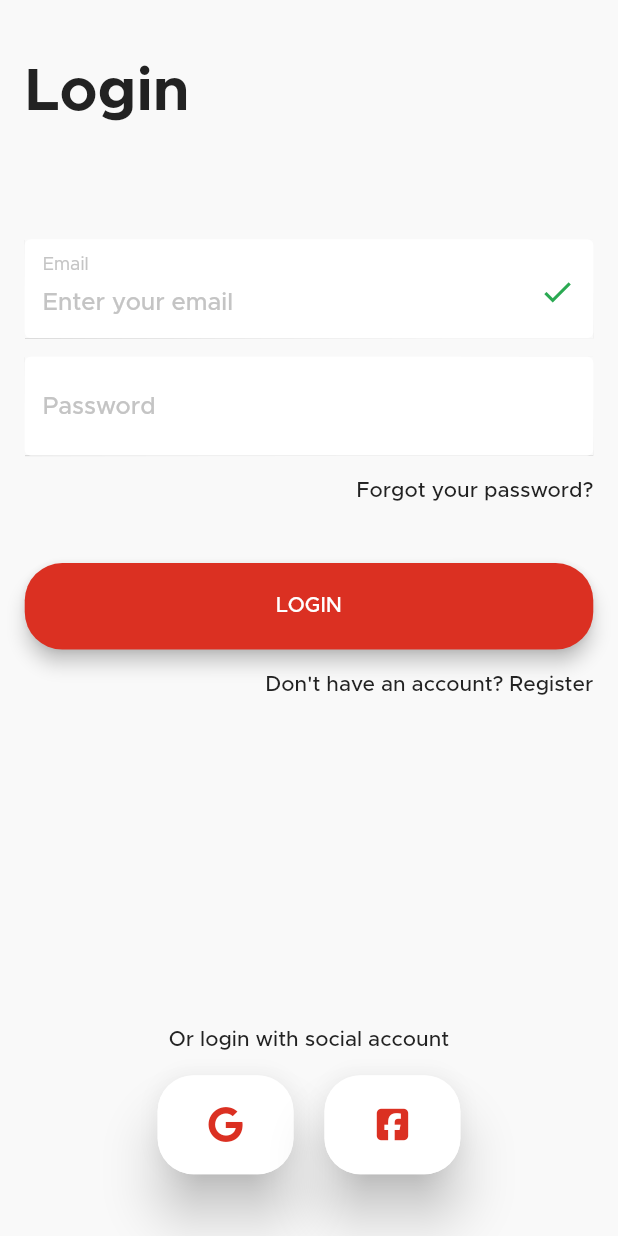
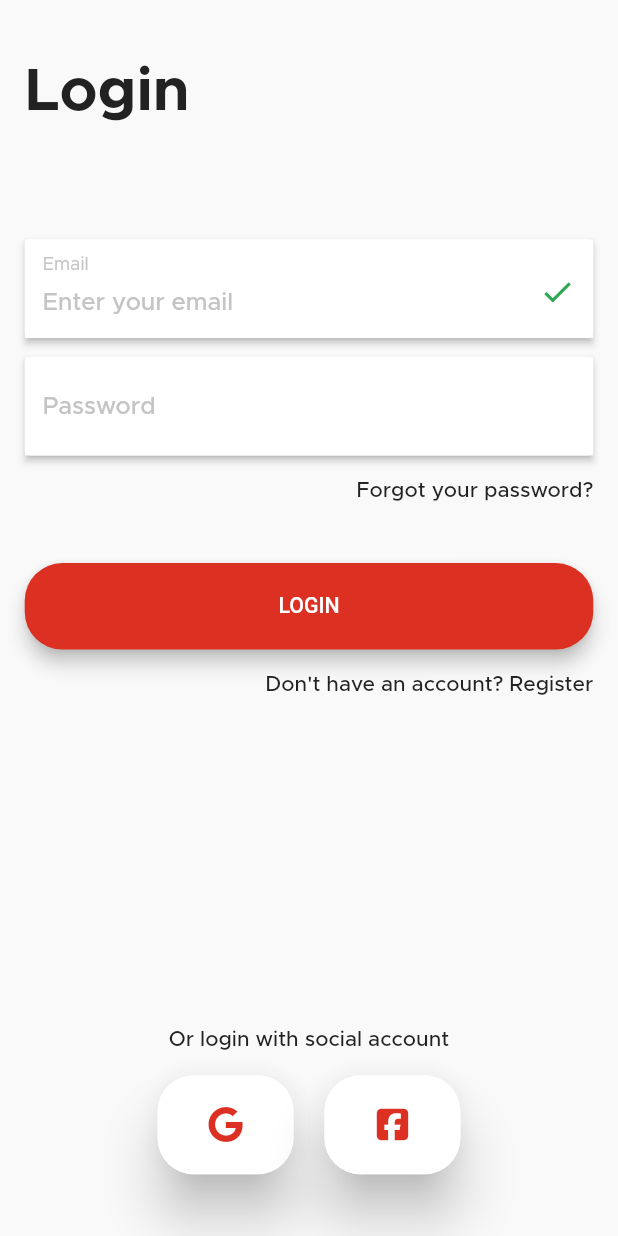
Before and after one commit to Maheresio/E-Commerce-UI, a Flutter app: the screen it shows after launch, on a phone screen of 412 x 824 dp. Run offline on Flutter 3.47's test engine with Material 2 defaults, Android fonts, the phone set to English and light mode, and no system bars; our stand-ins replace flutter_screenutil, font_awesome_flutter, go_router.

Commit message:
adding text styles & setup light theme data

```diff
--- /dev/null
+++ b/lib/core/global/themes/app_colors/app_colors_light.dart
@@ -0,0 +1,28 @@
+import 'package:flutter/material.dart';
+
+abstract class AppColorsLight {
+  static final Map<int, Color> _color = {
+    50: const Color.fromRGBO(136, 14, 79, .1),
+    100: const Color.fromRGBO(136, 14, 79, .2),
+    200: const Color.fromRGBO(136, 14, 79, .3),
+    300: const Color.fromRGBO(136, 14, 79, .4),
+    400: const Color.fromRGBO(136, 14, 79, .5),
+    500: const Color.fromRGBO(136, 14, 79, .6),
+    600: const Color.fromRGBO(136, 14, 79, .7),
+    700: const Color.fromRGBO(136, 14, 79, .8),
+    800: const Color.fromRGBO(136, 14, 79, .9),
+    900: const Color.fromRGBO(136, 14, 79, 1),
+  };
+
+  static MaterialColor kPrimaryColor = MaterialColor(0xffDB3022, _color);
+
+  static const kBlackColor = Color(0xff222222);
+  static const kGreyColor = Color(0xff9B9B9B);
+  static const kBackgroundColor = Color(0xffF9F9F9);
+  static const kErrorColor = Color(0xffF01F0E);
+  static const kSuccessColor = Color(0xff2AA952);
+  static const kSaleColor = Color(0xffDB3022);
+  static const kGreyTextColor = Color(0xffC4C4C4);
+
+
+}
--- /dev/null
+++ b/lib/core/global/themes/themes_data/theme_data_light.dart
@@ -0,0 +1,25 @@
+import 'package:e_commerce_app/core/utils/styles.dart';
+import 'package:flutter/material.dart';
+
+import '../app_colors/app_colors_light.dart';
+
+ThemeData getThemeDataLight() => ThemeData(
+      primarySwatch: AppColorsLight.kPrimaryColor,
+      fontFamily: 'Metropolis',
+      scaffoldBackgroundColor: AppColorsLight.kBackgroundColor,
+
+      //elevated button
+
+      elevatedButtonTheme: ElevatedButtonThemeData(
+          style: ButtonStyle(
+        backgroundColor:
+            MaterialStateProperty.all(AppColorsLight.kPrimaryColor),
+        elevation: MaterialStateProperty.all(5),
+        shape: MaterialStateProperty.all<RoundedRectangleBorder>(
+          RoundedRectangleBorder(
+            borderRadius: BorderRadius.circular(25.0),
+          ),
+        ),
+        textStyle: MaterialStateProperty.all(Styles.textStyles14),
+      )),
+    );
--- /dev/null
+++ b/lib/core/utils/app_routes.dart
@@ -0,0 +1,28 @@
+import 'package:e_commerce_app/features/auth/views/auth_view.dart';
+import 'package:e_commerce_app/features/splash/view/splash_view.dart';
+import 'package:flutter/material.dart';
+import 'package:go_router/go_router.dart';
+
+abstract class AppRoutes {
+
+  static const kHomeViewRoute='/authView';
+
+
+
+ static final GoRouter router = GoRouter(
+    routes: <RouteBase>[
+      GoRoute(
+        path: '/',
+        builder: (BuildContext context, GoRouterState state) {
+          return const SplashView();
+        },
+      ),
+       GoRoute(
+        path: kHomeViewRoute,
+        builder: (BuildContext context, GoRouterState state) {
+          return const AuthView();
+        },
+      ),
+    ],
+  );
+}
--- /dev/null
+++ b/lib/core/utils/asset_data.dart
@@ -0,0 +1,3 @@
+abstract class AssetData {
+  static const String kSplashviewImage = 'assets/images/splash.jpg';
+}
--- a/lib/views/pages/auth_view.dart
+++ b/lib/features/auth/views/auth_view.dart
@@ -1,8 +1,8 @@
-import 'package:e_commerce_app/utils/app_colors.dart';
+import 'package:e_commerce_app/core/global/themes/app_colors/app_colors_light.dart';
 import 'package:flutter/material.dart';
 import 'package:font_awesome_flutter/font_awesome_flutter.dart';
 
-import '../../utils/enums.dart';
+import '../../../core/utils/enums.dart';
 
 class AuthView extends StatefulWidget {
   const AuthView({super.key});
@@ -39,7 +39,7 @@ class _AuthViewState extends State<AuthView> {
                 Text(
                   _authType == AuthFormType.login ? 'Login' : 'Sign up',
                   style: Theme.of(context).textTheme.headlineLarge?.copyWith(
-                        color: AppColors.kBlackColor,
+                        color: AppColorsLight.kBlackColor,
                         fontWeight: FontWeight.bold,
                       ),
                 ),
@@ -48,7 +48,7 @@ class _AuthViewState extends State<AuthView> {
                 ),
                 if (_authType == AuthFormType.register)
                   Material(
-                    elevation: .2,
+                    elevation: 2,
                     child: Container(
                       height: screenHeight * .08,
                       decoration: BoxDecoration(
@@ -62,6 +62,9 @@ class _AuthViewState extends State<AuthView> {
                                 top: constraints.maxHeight * .25),
                             child: TextFormField(
                               controller: _nameController,
+                               validator: (val) => val!.isEmpty
+                                ? 'enter your name, please'
+                                : null,
                               enableInteractiveSelection: true,
                               keyboardType: TextInputType.name,
                               textInputAction: TextInputAction.next,
@@ -72,7 +75,7 @@ class _AuthViewState extends State<AuthView> {
                               decoration: InputDecoration(
                                 suffix: const Icon(
                                   Icons.check,
-                                  color: AppColors.kSuccessColor,
+                                  color: AppColorsLight.kSuccessColor,
                                 ),
                                 border: const OutlineInputBorder(
                                     borderSide: BorderSide.none),
@@ -83,7 +86,7 @@ class _AuthViewState extends State<AuthView> {
                                     .textTheme
                                     .titleMedium
                                     ?.copyWith(
-                                      color: AppColors.kGreyTextColor,
+                                      color: AppColorsLight.kGreyTextColor,
                                       fontWeight: FontWeight.normal,
                                     ),
                                 hintText: 'Enter your Name',
@@ -91,7 +94,7 @@ class _AuthViewState extends State<AuthView> {
                                     .textTheme
                                     .titleMedium
                                     ?.copyWith(
-                                      color: AppColors.kGreyTextColor,
+                                      color: AppColorsLight.kGreyTextColor,
                                       fontWeight: FontWeight.w500,
                                     ),
                               ),
@@ -105,7 +108,7 @@ class _AuthViewState extends State<AuthView> {
                   height: screenHeight * .015,
                 ),
                 Material(
-                  elevation: .2,
+                  elevation: 2,
                   child: Container(
                     height: screenHeight * .08,
                     decoration: BoxDecoration(
@@ -119,6 +122,9 @@ class _AuthViewState extends State<AuthView> {
                               EdgeInsets.only(top: constraints.maxHeight * .25),
                           child: TextFormField(
                             controller: _emailController,
+                            validator: (val) => val!.isEmpty
+                                ? 'enter your email, please'
+                                : null,
                             enableInteractiveSelection: true,
                             keyboardType: TextInputType.emailAddress,
                             textInputAction: TextInputAction.next,
@@ -129,7 +135,7 @@ class _AuthViewState extends State<AuthView> {
                             decoration: InputDecoration(
                               suffix: const Icon(
                                 Icons.check,
-                                color: AppColors.kSuccessColor,
+                                color: AppColorsLight.kSuccessColor,
                               ),
                               border: const OutlineInputBorder(
                                   borderSide: BorderSide.none),
@@ -140,7 +146,7 @@ class _AuthViewState extends State<AuthView> {
                                   .textTheme
                                   .titleMedium
                                   ?.copyWith(
-                                    color: AppColors.kGreyTextColor,
+                                    color: AppColorsLight.kGreyTextColor,
                                     fontWeight: FontWeight.normal,
                                   ),
                               hintText: 'Enter your email',
@@ -148,7 +154,7 @@ class _AuthViewState extends State<AuthView> {
                                   .textTheme
                                   .titleMedium
                                   ?.copyWith(
-                                    color: AppColors.kGreyTextColor,
+                                    color: AppColorsLight.kGreyTextColor,
                                     fontWeight: FontWeight.w500,
                                   ),
                             ),
@@ -162,7 +168,7 @@ class _AuthViewState extends State<AuthView> {
                   height: screenHeight * .015,
                 ),
                 Material(
-                  elevation: .2,
+                  elevation: 2,
                   child: Container(
                     height: screenHeight * .08,
                     decoration: BoxDecoration(
@@ -172,6 +178,9 @@ class _AuthViewState extends State<AuthView> {
                     child: Center(
                       child: TextFormField(
                         controller: _passwordController,
+                         validator: (val) => val!.isEmpty
+                                ? 'enter your password, please'
+                                : null,
                         enableInteractiveSelection: true,
                         obscureText: true,
                         obscuringCharacter: '*',
@@ -187,7 +196,7 @@ class _AuthViewState extends State<AuthView> {
                               .textTheme
                               .titleMedium
                               ?.copyWith(
-                                  color: AppColors.kGreyTextColor,
+                                  color: AppColorsLight.kGreyTextColor,
                                   fontWeight: FontWeight.w500),
                         ),
                       ),
@@ -205,7 +214,7 @@ class _AuthViewState extends State<AuthView> {
                       child: Text(
                         'Forgot your password?',
                         style: Theme.of(context).textTheme.bodyLarge?.copyWith(
-                              color: AppColors.kBlackColor,
+                              color: AppColorsLight.kBlackColor,
                             ),
                       ),
                     ),
@@ -217,15 +226,12 @@ class _AuthViewState extends State<AuthView> {
                   width: double.infinity,
                   height: screenHeight * .07,
                   child: ElevatedButton(
-                    style: ButtonStyle(
-                      elevation: MaterialStateProperty.all(5),
-                      shape: MaterialStateProperty.all<RoundedRectangleBorder>(
-                        RoundedRectangleBorder(
-                          borderRadius: BorderRadius.circular(25.0),
-                        ),
-                      ),
-                    ),
-                    onPressed: () {},
+
+                    onPressed: () {
+                      if (_formKey.currentState!.validate()) {
+                        print('authenticate');
+                      }
+                    },
                     child: Text(
                         _authType == AuthFormType.login ? 'LOGIN' : 'SIGN UP'),
                   ),
@@ -250,7 +256,7 @@ class _AuthViewState extends State<AuthView> {
                           ? 'Don\'t have an account? Register'
                           : 'Have an account? Login',
                       style: Theme.of(context).textTheme.bodyLarge?.copyWith(
-                            color: AppColors.kBlackColor,
+                            color: AppColorsLight.kBlackColor,
                           ),
                     ),
                   ),
@@ -262,7 +268,7 @@ class _AuthViewState extends State<AuthView> {
                         ? 'Or login with social account'
                         : 'Or sign up with social account',
                     style: Theme.of(context).textTheme.bodyLarge?.copyWith(
-                          color: AppColors.kBlackColor,
+                          color: AppColorsLight.kBlackColor,
                         ),
                   ),
                 ),
@@ -283,7 +289,7 @@ class _AuthViewState extends State<AuthView> {
                           color: Colors.white,
                         ),
                         child: Icon(FontAwesomeIcons.google,
-                            color: AppColors.kPrimaryColor),
+                            color: AppColorsLight.kPrimaryColor),
                       ),
                     ),
                     SizedBox(
@@ -300,7 +306,7 @@ class _AuthViewState extends State<AuthView> {
                           color: Colors.white,
                         ),
                         child: Icon(FontAwesomeIcons.squareFacebook,
-                            color: AppColors.kPrimaryColor),
+                            color: AppColorsLight.kPrimaryColor),
                       ),
                     ),
                   ],
--- a/lib/main.dart
+++ b/lib/main.dart
@@ -1,15 +1,16 @@
 import 'package:flutter/material.dart';
 import 'package:flutter/services.dart';
+import 'package:flutter_screenutil/flutter_screenutil.dart';
 
-import 'utils/app_colors.dart';
-import 'utils/app_routes.dart';
+import 'core/global/themes/app_colors/app_colors_light.dart';
+import 'core/global/themes/themes_data/theme_data_light.dart';
+import 'core/utils/app_routes.dart';
 
 void main() {
   SystemChrome.setSystemUIOverlayStyle(
     const SystemUiOverlayStyle(
-      statusBarColor: AppColors.kBackgroundColor,
-      statusBarIconBrightness: Brightness.dark
-    ),
+        statusBarColor: AppColorsLight.kBackgroundColor,
+        statusBarIconBrightness: Brightness.dark),
   );
   runApp(const HomePage());
 }
@@ -19,14 +20,17 @@ class HomePage extends StatelessWidget {
 
   @override
   Widget build(BuildContext context) {
-    return MaterialApp.router(
-      routerConfig: AppRoutes.router,
-      debugShowCheckedModeBanner: false,
-      theme: ThemeData(
-        primarySwatch: AppColors.kPrimaryColor,
-        fontFamily: 'Metropolis',
-        scaffoldBackgroundColor: AppColors.kBackgroundColor,
-      ),
+    return ScreenUtilInit(
+      designSize: const Size(375, 812),
+      minTextAdapt: true,
+      splitScreenMode: true,
+      builder: (context,_) {
+        return MaterialApp.router(
+          routerConfig: AppRoutes.router,
+          debugShowCheckedModeBanner: false,
+          theme: getThemeDataLight(),
+        );
+      }
     );
   }
 }
--- a/lib/utils/app_colors.dart
+++ /dev/null
@@ -1,28 +0,0 @@
-import 'package:flutter/material.dart';
-
-abstract class AppColors {
-  static final Map<int, Color> _color = {
-    50: const Color.fromRGBO(136, 14, 79, .1),
-    100: const Color.fromRGBO(136, 14, 79, .2),
-    200: const Color.fromRGBO(136, 14, 79, .3),
-    300: const Color.fromRGBO(136, 14, 79, .4),
-    400: const Color.fromRGBO(136, 14, 79, .5),
-    500: const Color.fromRGBO(136, 14, 79, .6),
-    600: const Color.fromRGBO(136, 14, 79, .7),
-    700: const Color.fromRGBO(136, 14, 79, .8),
-    800: const Color.fromRGBO(136, 14, 79, .9),
-    900: const Color.fromRGBO(136, 14, 79, 1),
-  };
-
-  static MaterialColor kPrimaryColor = MaterialColor(0xffDB3022, _color);
-
-  static const kBlackColor = Color(0xff222222);
-  static const kGreyColor = Color(0xff9B9B9B);
-  static const kBackgroundColor = Color(0xffF9F9F9);
-  static const kErrorColor = Color(0xffF01F0E);
-  static const kSuccessColor = Color(0xff2AA952);
-  static const kSaleColor = Color(0xffDB3022);
-  static const kGreyTextColor = Color(0xffC4C4C4);
-
-
-}
--- a/lib/utils/app_routes.dart
+++ /dev/null
@@ -1,28 +0,0 @@
-import 'package:e_commerce_app/views/pages/auth_view.dart';
-import 'package:e_commerce_app/views/pages/splash_view.dart';
-import 'package:flutter/material.dart';
-import 'package:go_router/go_router.dart';
-
-abstract class AppRoutes {
-
-  static const kHomeViewRoute='/authView';
-
-
-
- static final GoRouter router = GoRouter(
-    routes: <RouteBase>[
-      GoRoute(
-        path: '/',
-        builder: (BuildContext context, GoRouterState state) {
-          return const SplashView();
-        },
-      ),
-       GoRoute(
-        path: kHomeViewRoute,
-        builder: (BuildContext context, GoRouterState state) {
-          return const AuthView();
-        },
-      ),
-    ],
-  );
-}
--- a/lib/utils/asset_data.dart
+++ /dev/null
@@ -1,3 +0,0 @@
-abstract class AssetData {
-  static const String kSplashviewImage = 'assets/images/splash.jpg';
-}
```
Also changed, not shown: lib/core/utils/styles.dart (added, +36 -0 lines), lib/core/widgets/custom_elevated_button.dart (added, +12 -0 lines), lib/features/splash/view/splash_view.dart (added, +16 -0 lines), lib/features/splash/widgets/splash_view_body.dart (added, +34 -0 lines), lib/views/pages/splash_view.dart (deleted, +0 -15 lines), lib/views/widgets/splash_view_body.dart (deleted, +0 -34 lines), lib/core/utils/enums.dart (renamed from lib/utils/enums.dart).
